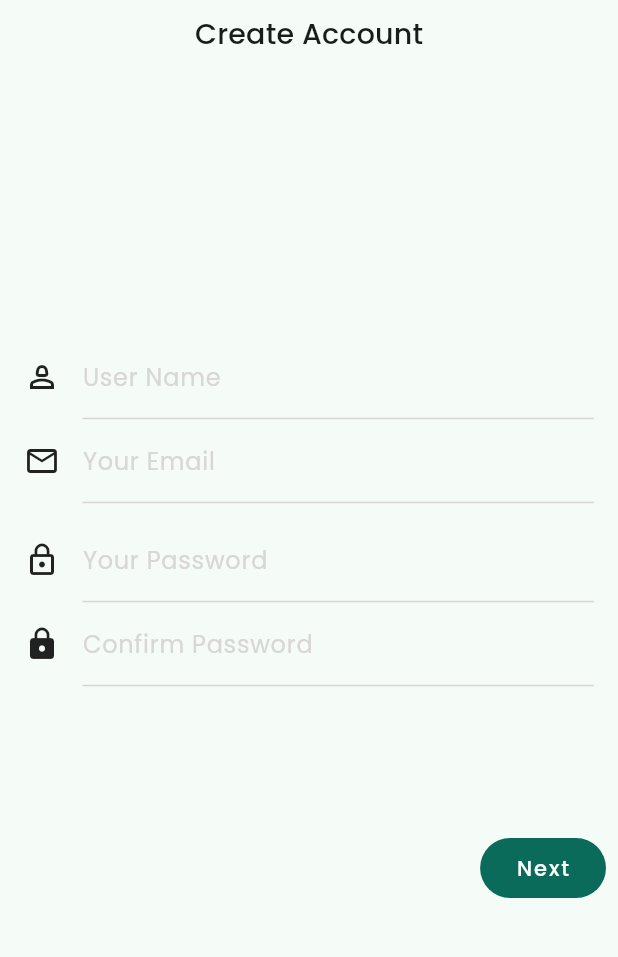
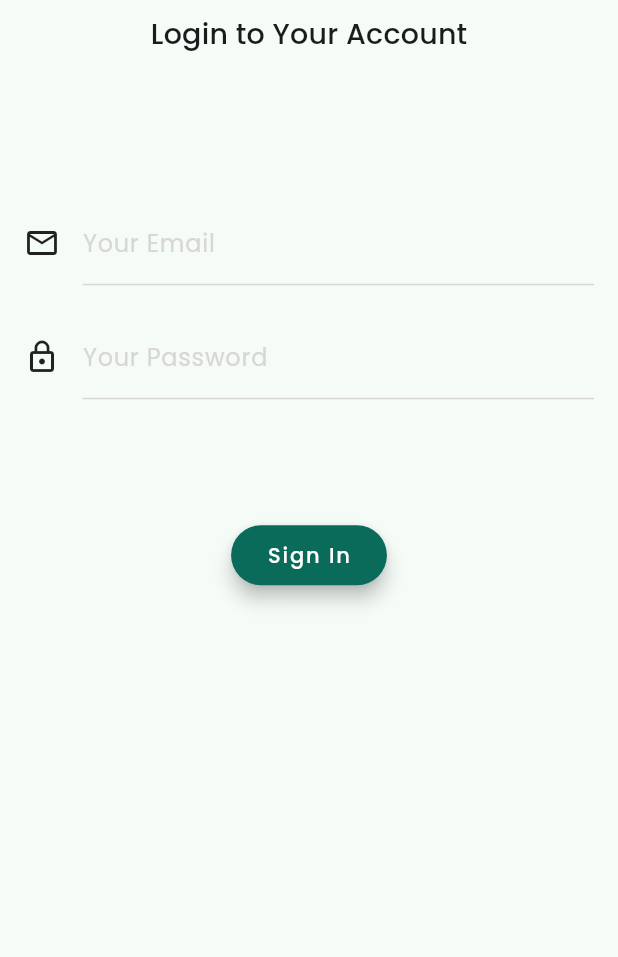
Before and after one commit to hafidismaili92/ostadi_frontend, a Flutter app: the screen it shows after launch, on a phone screen of 412 x 824 dp, the part 230-1187 px from its top. Run offline on Flutter 3.47's test engine with Material 3 defaults, Android fonts, the phone set to English and light mode, and no system bars; our stand-ins replace animated_splash_screen, bloc, dartz, device_preview, equatable, flutter_bloc and 6 more; missing offline and left inert: test.

Commit message:
adding login feature

```diff
--- a/lib/core/screens/splash_screen.dart
+++ b/lib/core/screens/splash_screen.dart
@@ -1,6 +1,7 @@
 import 'package:animated_splash_screen/animated_splash_screen.dart';
 import 'package:flutter/material.dart';
 import 'package:ostadi_frontend/constants/assets.dart';
+import 'package:ostadi_frontend/features/auth/presentation/pages/loginScreen.dart';
 import 'package:ostadi_frontend/features/auth/presentation/pages/registrationScreen.dart';
 import 'package:page_transition/page_transition.dart';
 import 'package:lottie/lottie.dart';
@@ -46,7 +47,8 @@ dispose() {
                CircularProgressIndicator(color: Theme.of(context).colorScheme.onPrimary,)
               ],
             ),
-            nextScreen: RegistrationScreen(),
+            //nextScreen: RegistrationScreen(),
+            nextScreen: LoginScreen(),
             splashTransition: SplashTransition.fadeTransition,
             //pageTransitionType: PageTransitionType.scale,
             backgroundColor: Theme.of(context).colorScheme.primary);
--- a/lib/features/auth/presentation/cubit/load_subjects_cubit.dart
+++ b/lib/features/auth/presentation/cubit/load_subjects_cubit.dart
@@ -1,5 +1,5 @@
 import 'package:bloc/bloc.dart';
-import 'package:dartz/dartz.dart';
+
 import 'package:equatable/equatable.dart';
 import 'package:ostadi_frontend/core/errors/failure.dart';
 import 'package:ostadi_frontend/features/auth/domain/entities/subject_entity.dart';
--- /dev/null
+++ b/lib/features/auth/presentation/cubit/login_cubit_dart_state.dart
@@ -0,0 +1,30 @@
+part of 'login_cubit_dart_cubit.dart';
+
+sealed class LoginCubitDartState extends Equatable {
+  const LoginCubitDartState();
+
+  @override
+  List<Object> get props => [];
+}
+
+final class LoginCubitDartInitial extends LoginCubitDartState {}
+
+final class LoginLoadingState extends LoginCubitDartState {
+
+}
+
+final class LoginSuccessState extends LoginCubitDartState{
+
+}
+
+
+final class LoginErrorState extends LoginCubitDartState {
+  final String errorMessage;
+  final String entredEmail;
+  final String entredpassword;
+  LoginErrorState({required this.errorMessage,required this.entredEmail,required this.entredpassword});
+
+  @override
+  List<Object> get props => [errorMessage,entredEmail,entredpassword];
+
+}
--- /dev/null
+++ b/lib/features/auth/presentation/pages/loginScreen.dart
@@ -0,0 +1,107 @@
+import 'package:flutter/material.dart';
+import 'package:flutter_bloc/flutter_bloc.dart';
+import 'package:form_builder_validators/form_builder_validators.dart';
+import 'package:ostadi_frontend/constants/app_constants.dart';
+import 'package:ostadi_frontend/core/widgets/form/textFormInput.dart';
+import 'package:ostadi_frontend/features/auth/presentation/cubit/login_cubit_dart_cubit.dart';
+import 'package:ostadi_frontend/features/auth/utils/classes/login_params.dart';
+import 'package:ostadi_frontend/layouts/formMobileLayout.dart';
+import 'package:ostadi_frontend/core/app_dependencies_injection.dart' as di;
+
+class LoginScreen extends StatelessWidget {
+  final loginFormKey = GlobalKey<FormState>();
+
+  @override
+  Widget build(BuildContext context) {
+    return Scaffold(
+        body: FormMobileLayout(
+      title: "Login to Your Account",
+      child: BlocProvider(
+        create: (context) => di.sl<LoginCubitDartCubit>(),
+        child: BlocBuilder<LoginCubitDartCubit, LoginCubitDartState>(
+          builder: (context, state) {
+            switch (state.runtimeType) {
+              case LoginLoadingState:
+                return Center(
+                child: CircularProgressIndicator(
+              color: Theme.of(context).colorScheme.primary,
+            ));
+                case LoginSuccessState:
+                return Text('ok man');
+              case LoginErrorState:
+                final errorData = state as LoginErrorState;
+                return LoginForm(initialEmail:errorData.entredEmail,initialPassword:errorData.entredpassword,errorMsg:errorData.errorMessage);
+              default:
+              return LoginForm(initialEmail:'',initialPassword:'',errorMsg:'');
+            }
+
+          },
+        ),
+      ),
+    ));
+  }
+}
+
+class LoginForm extends StatelessWidget {
+  final String initialEmail;
+  final String initialPassword;
+  final String errorMsg;
+  TextEditingController emailController;
+  TextEditingController passwordController;
+  LoginForm({required this.initialEmail,required this.initialPassword,required this.errorMsg}):
+  emailController = TextEditingController(text: initialEmail),
+  passwordController = TextEditingController(text: initialPassword);
+
+  final loginFormKey = GlobalKey<FormState>();
+  @override
+  Widget build(BuildContext context) {
+    return Form(
+      key: loginFormKey,
+      child: Column(children: [
+        UnderLinedTextFormInput(
+            label: "Your Email",
+            icon: Icons.mail_outline,
+            controller: emailController,
+
+            validator: FormBuilderValidators.compose([
+              FormBuilderValidators.required(),
+              FormBuilderValidators.email(),
+              FormBuilderValidators.maxLength(250)
+            ])),
+            SizedBox(height: kVerticalSpace["small"]!),
+        UnderLinedTextFormInput(
+            label: "Your Password",
+            hideText: true,
+            controller: passwordController,
+            icon: Icons.lock_outline,
+            validator: FormBuilderValidators.compose([
+              FormBuilderValidators.required(),
+              FormBuilderValidators.minLength(8),
+              FormBuilderValidators.maxLength(250)
+            ])),
+            SizedBox(height: kVerticalSpace["large"]!),
+        ElevatedButton(
+            onPressed: () => performLogin(context),
+            child: Text(
+              'Sign In',
+
+            ),
+            style: ElevatedButton.styleFrom(
+        backgroundColor: Theme.of(context).colorScheme.primary, // background color
+        foregroundColor: Theme.of(context).colorScheme.onPrimary, // text color
+        elevation: 5, // button's elevation when it's pressed
+      ),),
+      SizedBox(height: kVerticalSpace["meduim"]!),
+      Text(errorMsg,style: TextStyle(color: Theme.of(context).colorScheme.error),)
+      ]),
+    );
+  }
+
+  performLogin(BuildContext context) {
+    if (loginFormKey.currentState!.validate()) {
+
+      BlocProvider.of<LoginCubitDartCubit>(context)
+          .login(Loginparams(email: emailController.text, password: passwordController.text));
+    }
+  }
+}
--- a/lib/features/auth/presentation/pages/registrationScreenParts/registerFormScreen.dart
+++ b/lib/features/auth/presentation/pages/registrationScreenParts/registerFormScreen.dart
@@ -4,7 +4,7 @@ import 'package:form_builder_validators/form_builder_validators.dart';
 import 'package:ostadi_frontend/constants/app_constants.dart';
 import 'package:ostadi_frontend/features/auth/presentation/cubit/registration_parts_cubits/register_form_cubit.dart';
 import 'package:ostadi_frontend/layouts/formMobileLayout.dart';
-import 'package:ostadi_frontend/sharedComponent/form/textFormInput.dart';
+import 'package:ostadi_frontend/core/widgets/form/textFormInput.dart';
 
 class RegisterFormScreen extends StatelessWidget {
   final _formKey = GlobalKey<FormState>();
--- a/lib/features/auth/presentation/pages/registrationScreenParts/studentInfoForm.dart
+++ b/lib/features/auth/presentation/pages/registrationScreenParts/studentInfoForm.dart
@@ -6,8 +6,8 @@ import 'package:ostadi_frontend/features/auth/presentation/cubit/load_levels_cub
 import 'package:ostadi_frontend/features/auth/presentation/cubit/registration_parts_cubits/student_info_fom_cubit.dart';
 import 'package:ostadi_frontend/features/auth/presentation/widgets/custom_error_with_retry.dart';
 import 'package:ostadi_frontend/layouts/formMobileLayout.dart';
-import 'package:ostadi_frontend/sharedComponent/form/dropdownFormInputs.dart';
-import 'package:ostadi_frontend/sharedComponent/form/textFormInput.dart';
+import 'package:ostadi_frontend/core/widgets/form/dropdownFormInputs.dart';
+import 'package:ostadi_frontend/core/widgets/form/textFormInput.dart';
 
 class StudentInfoForm extends StatelessWidget {
   final _formKey = GlobalKey<FormState>();
--- a/lib/features/auth/utils/classes/login_params.dart
+++ b/lib/features/auth/utils/classes/login_params.dart
@@ -3,4 +3,12 @@ class Loginparams {
   final String password;
 
   Loginparams({required this.email, required this.password});
+
+  Map<String,dynamic> toJson()
+  {
+    return {
+      "email":email,
+      "password":password
+    };
+  }
 }
--- a/lib/routes/routeController.dart
+++ b/lib/routes/routeController.dart
@@ -3,7 +3,7 @@ import 'package:ostadi_frontend/core/screens/splash_screen.dart';
 //routeNames
 import 'package:ostadi_frontend/routes/routeNames.dart' as routeNames;
 import 'package:ostadi_frontend/screens/firstScreen/firstScreen.dart';
-import 'package:ostadi_frontend/screens/loginScreen/loginScreen.dart';
+import 'package:ostadi_frontend/features/auth/presentation/pages/loginScreen.dart';
 import 'package:ostadi_frontend/features/auth/presentation/pages/registrationScreen.dart';
 
 //TODO:apply guards
```
Also changed, not shown: lib/core/app_dependencies_injection.dart (+4 -4 lines), lib/core/services/apiService/api_service.dart (+4 -4 lines), lib/features/auth/data/data_sources/remote_dataSource.dart (+19 -3 lines), lib/features/auth/data/repositories_impl/login_repository_impl.dart (+16 -15 lines), lib/features/auth/injection_container.dart (+11 -3 lines), lib/features/auth/presentation/cubit/login_cubit_dart_cubit.dart (added, +39 -0 lines), lib/screens/loginScreen/loginScreen.dart (deleted, +0 -18 lines), lib/core/widgets/form/dropdownFormInputs.dart (renamed from lib/sharedComponent/form/dropdownFormInputs.dart), lib/core/widgets/form/textFormInput.dart (renamed from lib/sharedComponent/form/textFormInput.dart), 3 other files.
